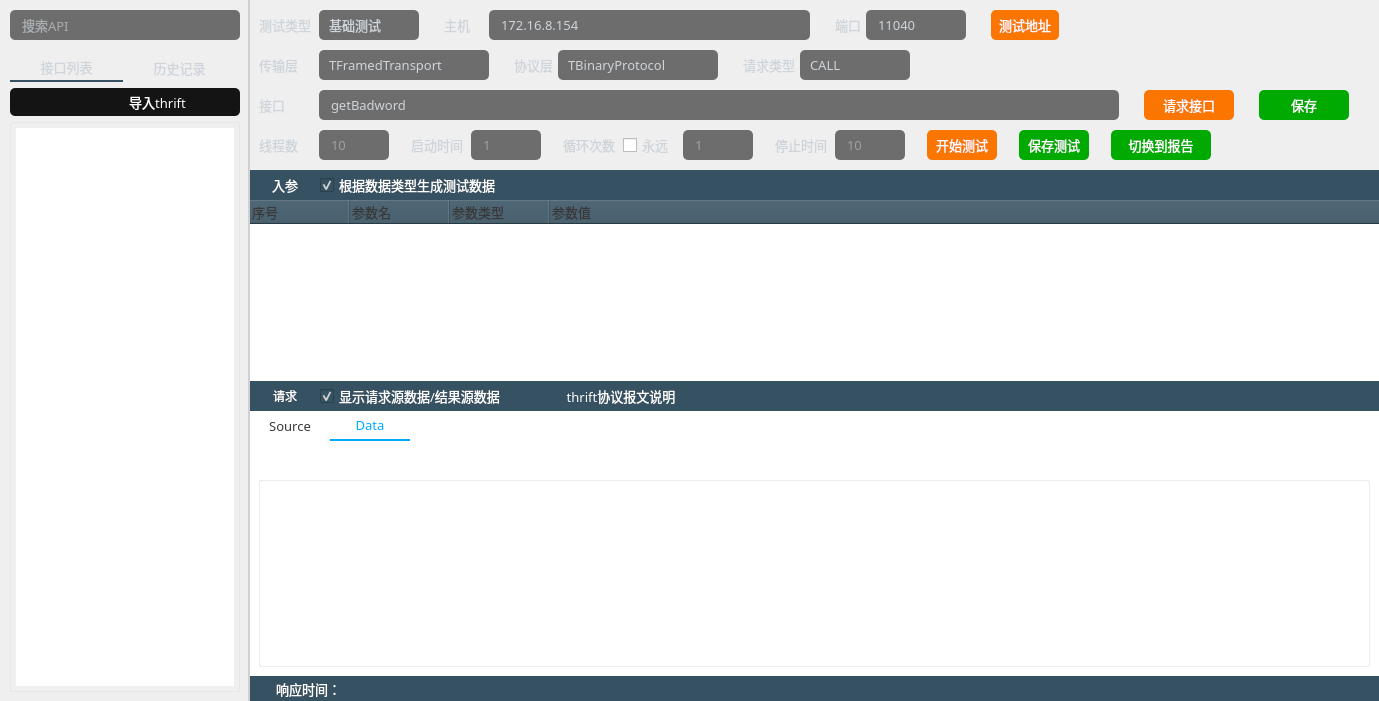
The window that thriftwidget.ui (HuaGouFdog/Fdog-Kit) describes before a commit, drawn with Qt 5.
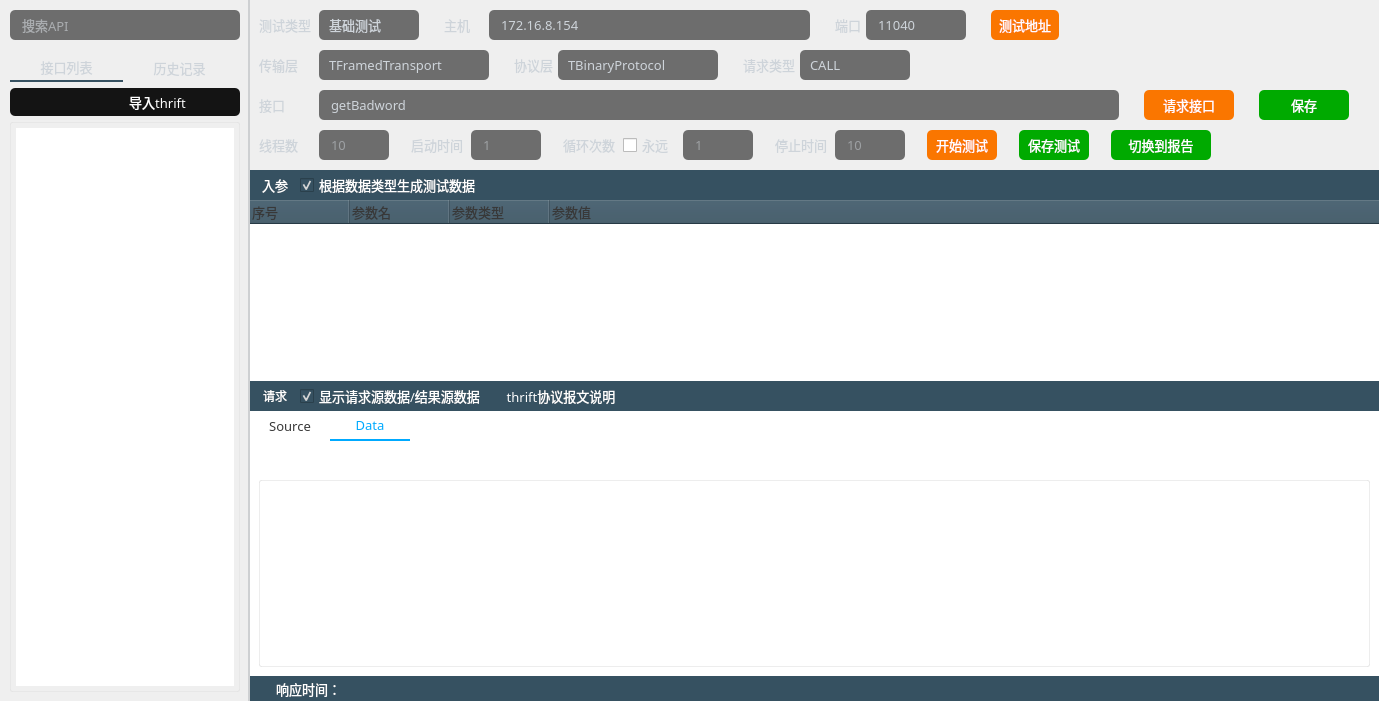
The same window after the commit. Icons and pictures are not drawn.

The edit to the form file:
```diff
--- a/thriftwidget.ui
+++ b/thriftwidget.ui
@@ -2200,13 +2200,13 @@
                       <widget class="QToolButton" name="toolButton_request_param">
                        <property name="minimumSize">
                         <size>
-                         <width>70</width>
+                         <width>50</width>
                          <height>25</height>
                         </size>
                        </property>
                        <property name="maximumSize">
                         <size>
-                         <width>70</width>
+                         <width>50</width>
                          <height>25</height>
                         </size>
                        </property>
@@ -2599,13 +2599,13 @@
                      <widget class="QToolButton" name="toolButton_response">
                       <property name="minimumSize">
                        <size>
-                        <width>70</width>
+                        <width>50</width>
                         <height>0</height>
                        </size>
                       </property>
                       <property name="maximumSize">
                        <size>
-                        <width>70</width>
+                        <width>50</width>
                         <height>16777215</height>
                        </size>
                       </property>
@@ -2662,22 +2662,6 @@
                       </property>
                      </widget>
                     </item>
-                    <item>
-                     <widget class="QLabel" name="label_4">
-                      <property name="minimumSize">
-                       <size>
-                        <width>40</width>
-                        <height>0</height>
-                       </size>
-                      </property>
-                      <property name="styleSheet">
-                       <string notr="true">image: url(:/lib/mast2.png);</string>
-                      </property>
-                      <property name="text">
-                       <string/>
-                      </property>
-                     </widget>
-                    </item>
                     <item>
                      <widget class="QToolButton" name="toolButton_show_thrift_info">
                       <property name="minimumSize">
```
Left out of the diff: 8 changed lines with no effect on the pictures.
